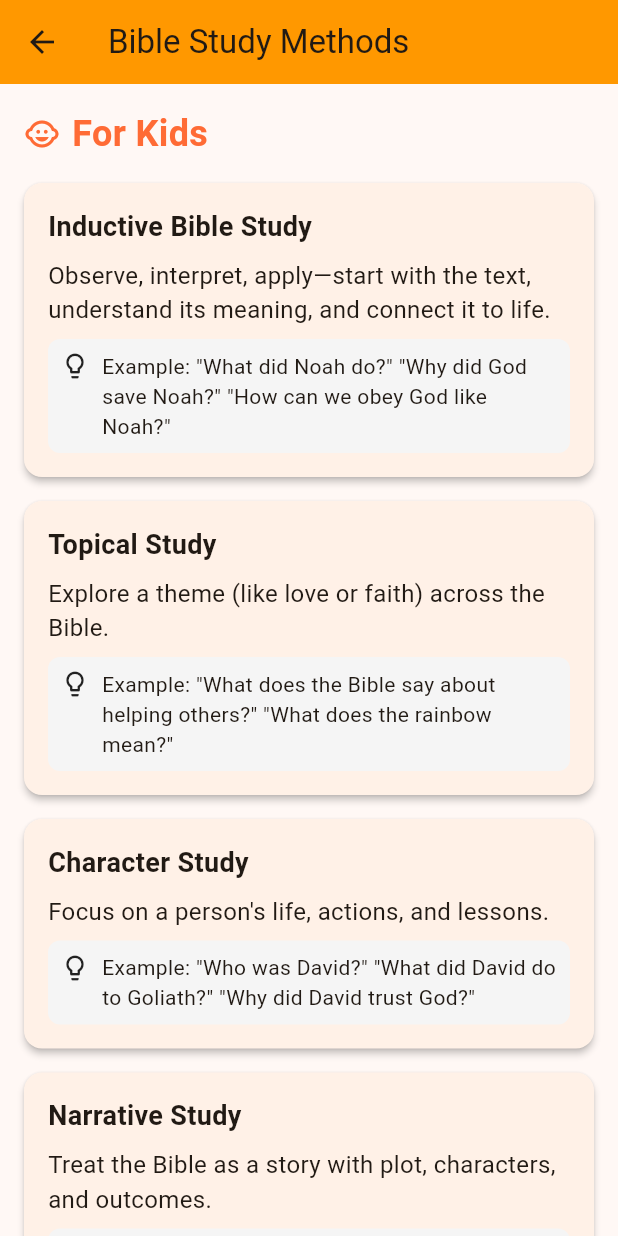
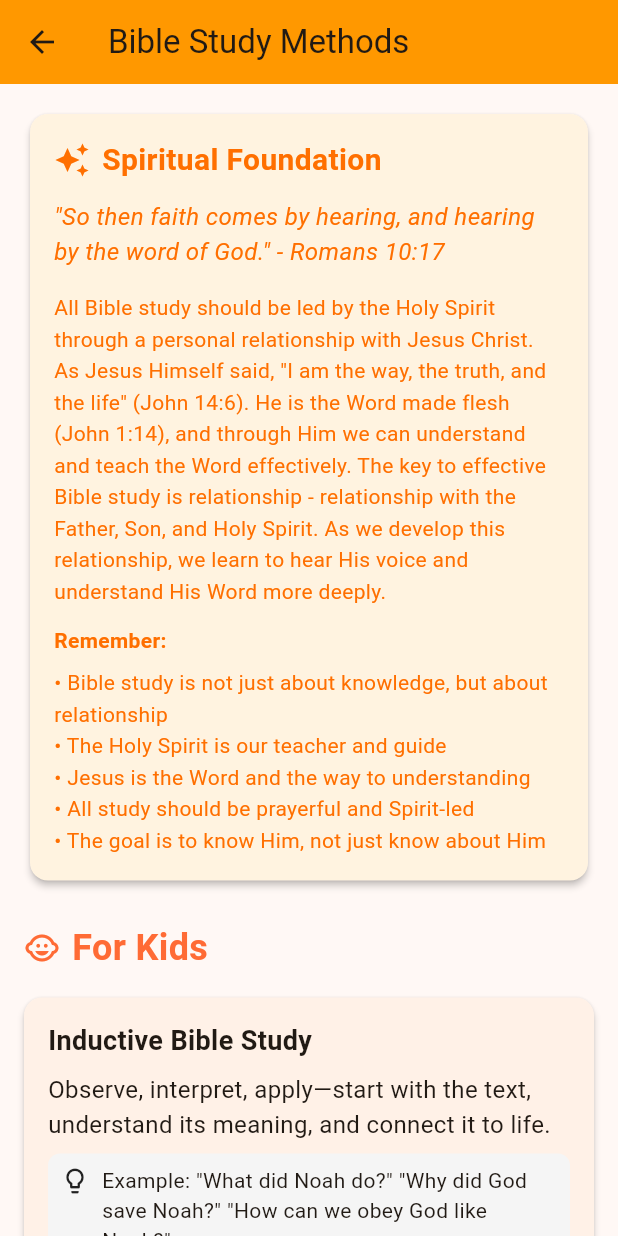
Before and after one commit to adriaanbotha/BibleFunQuiz, a Flutter app: the BibleStudyMethodsScreen screen opened directly, on a phone screen of 412 x 824 dp. Run offline on Flutter 3.47's test engine with Material 3 defaults, Android fonts, the light colour scheme and no system bars; our stand-ins replace audioplayers, connectivity_plus, google_fonts, share_plus, shared_preferences; accounts and stored records are empty; network calls fail.

Commit message:
Added text to Bible study methods

```diff
--- a/lib/globals.dart
+++ b/lib/globals.dart
@@ -3,7 +3,7 @@ import '../services/upstash_service.dart' as upstash;
 
 const Color primaryColor = Color(0xFF2E7D32);
 const Color accentColor = Color(0xFFFFC107);
-const String appName = 'Bible Quest';
+const String appName = 'Bible Fun Quiz';
 
 String? currentUserId;
 String? currentUsername;
--- a/lib/screens/bible_study_methods_screen.dart
+++ b/lib/screens/bible_study_methods_screen.dart
@@ -19,6 +19,74 @@ class BibleStudyMethodsScreen extends StatelessWidget {
         child: Column(
           crossAxisAlignment: CrossAxisAlignment.start,
           children: [
+            // Spiritual Foundation Card
+            Card(
+              elevation: 2,
+              color: const Color(0xFFFFF3E0),
+              child: Padding(
+                padding: const EdgeInsets.all(16.0),
+                child: Column(
+                  crossAxisAlignment: CrossAxisAlignment.start,
+                  children: [
+                    Row(
+                      children: [
+                        Icon(Icons.auto_awesome, color: Colors.amber[900], size: 24),
+                        const SizedBox(width: 8),
+                        Text(
+                          'Spiritual Foundation',
+                          style: TextStyle(
+                            fontSize: 20,
+                            fontWeight: FontWeight.bold,
+                            color: Colors.amber[900],
+                          ),
+                        ),
+                      ],
+                    ),
+                    const SizedBox(height: 12),
+                    Text(
+                      '"So then faith comes by hearing, and hearing by the word of God." - Romans 10:17',
+                      style: TextStyle(
+                        fontSize: 16,
+                        fontStyle: FontStyle.italic,
+                        color: Colors.amber[900],
+                      ),
+                    ),
+                    const SizedBox(height: 16),
+                    Text(
+                      'All Bible study should be led by the Holy Spirit through a personal relationship with Jesus Christ. As Jesus Himself said, "I am the way, the truth, and the life" (John 14:6). He is the Word made flesh (John 1:14), and through Him we can understand and teach the Word effectively. The key to effective Bible study is relationship - relationship with the Father, Son, and Holy Spirit. As we develop this relationship, we learn to hear His voice and understand His Word more deeply.',
+                      style: TextStyle(
+                        fontSize: 14,
+                        color: Colors.amber[900],
+                        height: 1.5,
+                      ),
+                    ),
+                    const SizedBox(height: 12),
+                    Text(
+                      'Remember:',
+                      style: TextStyle(
+                        fontSize: 14,
+                        fontWeight: FontWeight.bold,
+                        color: Colors.amber[900],
+                      ),
+                    ),
+                    const SizedBox(height: 8),
+                    Text(
+                      '• Bible study is not just about knowledge, but about relationship\n'
+                      '• The Holy Spirit is our teacher and guide\n'
+                      '• Jesus is the Word and the way to understanding\n'
+                      '• All study should be prayerful and Spirit-led\n'
+                      '• The goal is to know Him, not just know about Him',
+                      style: TextStyle(
+                        fontSize: 14,
+                        color: Colors.amber[900],
+                        height: 1.5,
+                      ),
+                    ),
+                  ],
+                ),
+              ),
+            ),
+            const SizedBox(height: 24),
             // Kids Section
             _buildSection(
               'For Kids',
```
Also changed, not shown: 4 other files.
